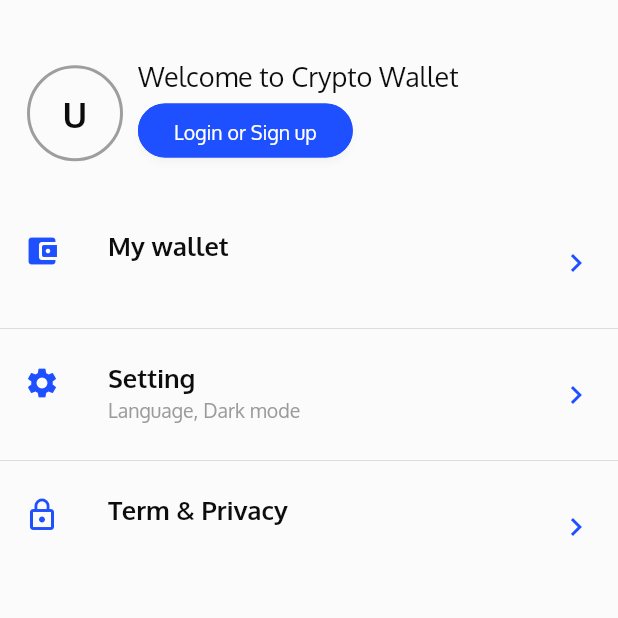
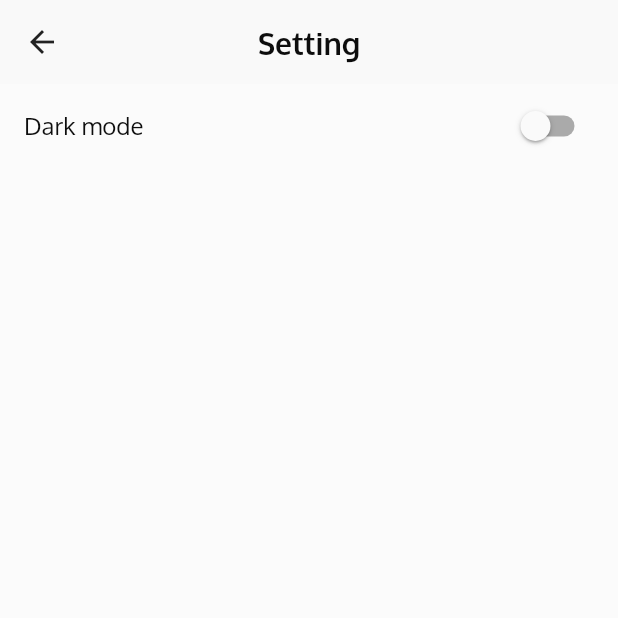
Before and after one commit to hientranea/FlutterDevFest2021, a Flutter app: the AccountScreen screen opened directly, after a tap on "Setting", on a phone screen of 412 x 824 dp, the top half of it. Run offline on Flutter 3.47's test engine with Material 2 defaults, Android fonts, the phone set to English and light mode, and no system bars; our stand-ins replace bloc, dio, equatable, fl_chart, flutter_bloc, font_awesome_flutter and 2 more; accounts and stored records are empty; network calls fail.

Commit message:
Add settings screen, support dark mode feature

```diff
--- a/lib/config/routes.dart
+++ b/lib/config/routes.dart
@@ -1,9 +1,11 @@
 import 'package:crypto_tracker/screens/currencydetail/currency_detail_screen.dart';
 import 'package:crypto_tracker/screens/home/home_screen.dart';
 import 'package:crypto_tracker/screens/my_wallet/my_wallet_screen.dart';
+import 'package:crypto_tracker/screens/setting/setting_screen.dart';
 
 var cryptoTrackerRoutes = {
   HomeScreen.routeName: (context) => const HomeScreen(),
   CurrencyDetailScreen.routeName: (context) => const CurrencyDetailScreen(),
-  MyWalletScreen.routeName: (context) => const MyWalletScreen()
+  MyWalletScreen.routeName: (context) => const MyWalletScreen(),
+  SettingScreen.routeName: (context) => const SettingScreen()
 };
--- a/lib/screens/account/account_screen.dart
+++ b/lib/screens/account/account_screen.dart
@@ -1,6 +1,7 @@
 import 'package:crypto_tracker/config/crypto_tracker_color.dart';
 import 'package:crypto_tracker/screens/common/avatar_by_name.dart';
 import 'package:crypto_tracker/screens/my_wallet/my_wallet_screen.dart';
+import 'package:crypto_tracker/screens/setting/setting_screen.dart';
 import 'package:crypto_tracker/utils/utils.dart';
 import 'package:flutter/material.dart';
 
@@ -88,9 +89,9 @@ class AccountScreen extends StatelessWidget {
               context,
               Icons.settings,
               "Setting",
-              subtitle: "Language, Dark mode",
+              subtitle: "Dark mode",
               onTap: () {
-                // Navigator.of(context).pushNamed(SettingScreen.ROUTE_NAME);
+                Navigator.of(context).pushNamed(SettingScreen.routeName);
               },
             ),
             ..._settingSection(context, Icons.lock_outline, "Term & Privacy", hasBottomLine: false),
--- /dev/null
+++ b/lib/screens/setting/setting_screen.dart
@@ -0,0 +1,46 @@
+import 'package:crypto_tracker/config/crypto_tracker_color.dart';
+import 'package:crypto_tracker/screens/app/app_bloc.dart';
+import 'package:crypto_tracker/screens/app/app_event.dart';
+import 'package:crypto_tracker/utils/utils.dart';
+import 'package:flutter/cupertino.dart';
+import 'package:flutter/material.dart';
+import 'package:flutter_bloc/flutter_bloc.dart';
+
+class SettingScreen extends StatelessWidget {
+  static const routeName = "home/account/settings";
+
+  const SettingScreen({Key? key}) : super(key: key);
+
+  @override
+  Widget build(BuildContext context) {
+    return Scaffold(
+      key: UniqueKey(),
+      appBar: AppBar(
+        centerTitle: true,
+        title: Text(
+          "Setting",
+          style: TextStyle(
+            color: Theme.of(context).textTheme.bodyText1!.color,
+            fontWeight: FontWeight.bold,
+            fontSize: 20,
+          ),
+        ),
+        backgroundColor:
+            isDarkMode() ? CryptoTrackerColors.darkBackground : CryptoTrackerColors.appBarShadow,
+        iconTheme: IconThemeData(
+            color: isDarkMode() ? const Color(0xFFF6F6F6) : CryptoTrackerColors.heading),
+      ),
+      body: Column(
+        children: <Widget>[
+          SwitchListTile(
+            title: const Text("Dark mode"),
+            value: isDarkMode(),
+            onChanged: (value) {
+              BlocProvider.of<AppBloc>(context).add(ChangeDarkModeEvent(value));
+            },
+          )
+        ],
+      ),
+    );
+  }
+}
```
